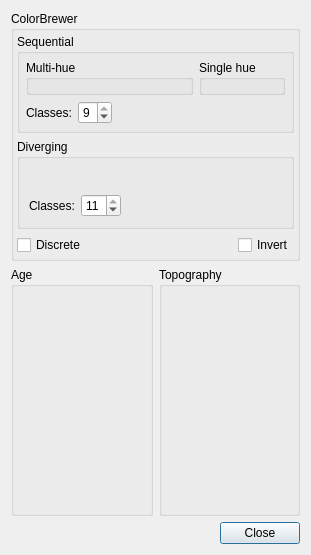
Old version of the form src/qt-widgets/ChooseBuiltinPaletteDialogUi.ui in the repository GPlates/GPlates.
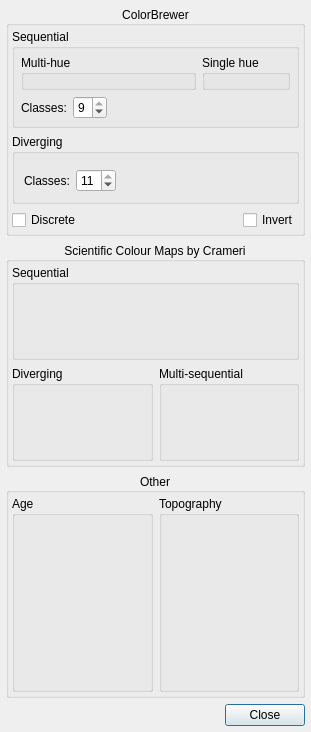
New version of the form. Icons and pictures are not drawn.

Commit message:
Added palettes called Scientific Colour Maps by Fabio Crameri.
Only had space for 16 palettes (chosen by Nicky Wright).

```diff
--- a/src/qt-widgets/ChooseBuiltinPaletteDialogUi.ui
+++ b/src/qt-widgets/ChooseBuiltinPaletteDialogUi.ui
@@ -7,7 +7,7 @@
     <x>0</x>
     <y>0</y>
     <width>311</width>
-    <height>555</height>
+    <height>732</height>
    </rect>
   </property>
   <property name="windowTitle">
@@ -21,11 +21,26 @@
    <bool>true</bool>
   </property>
   <layout class="QVBoxLayout" name="verticalLayout_2">
+   <property name="leftMargin">
+    <number>6</number>
+   </property>
+   <property name="topMargin">
+    <number>6</number>
+   </property>
+   <property name="rightMargin">
+    <number>6</number>
+   </property>
+   <property name="bottomMargin">
+    <number>6</number>
+   </property>
    <item>
     <widget class="QGroupBox" name="colorbrewer_groupbox">
      <property name="title">
       <string>ColorBrewer</string>
      </property>
+     <property name="alignment">
+      <set>Qt::AlignCenter</set>
+     </property>
      <layout class="QVBoxLayout" name="verticalLayout">
       <property name="leftMargin">
        <number>3</number>
@@ -327,6 +342,166 @@
     </widget>
    </item>
    <item>
+    <widget class="QGroupBox" name="SCM_groupbox">
+     <property name="title">
+      <string>Scientific Colour Maps by Crameri</string>
+     </property>
+     <property name="alignment">
+      <set>Qt::AlignCenter</set>
+     </property>
+     <layout class="QVBoxLayout" name="verticalLayout_5">
+      <property name="leftMargin">
+       <number>3</number>
+      </property>
+      <property name="topMargin">
+       <number>3</number>
+      </property>
+      <property name="rightMargin">
+       <number>3</number>
+      </property>
+      <property name="bottomMargin">
+       <number>3</number>
+      </property>
+      <item>
+       <widget class="QGroupBox" name="SCM_sequential_groupbox">
+        <property name="title">
+         <string>Sequential</string>
+        </property>
+        <layout class="QHBoxLayout" name="horizontalLayout_10">
+         <property name="leftMargin">
+          <number>3</number>
+         </property>
+         <property name="topMargin">
+          <number>3</number>
+         </property>
+         <property name="rightMargin">
+          <number>3</number>
+         </property>
+         <property name="bottomMargin">
+          <number>3</number>
+         </property>
+         <item>
+          <widget class="QWidget" name="SCM_batlow_placeholder" native="true"/>
+         </item>
+         <item>
+          <widget class="QWidget" name="SCM_hawaii_placeholder" native="true"/>
+         </item>
+         <item>
+          <widget class="QWidget" name="SCM_oslo_placeholder" native="true"/>
+         </item>
+         <item>
+          <widget class="QWidget" name="SCM_lapaz_placeholder" native="true"/>
+         </item>
+         <item>
+          <widget class="QWidget" name="SCM_lajolla_placeholder" native="true"/>
+         </item>
+         <item>
+          <widget class="QWidget" name="SCM_buda_placeholder" native="true"/>
+         </item>
+         <item>
+          <widget class="QWidget" name="SCM_davos_placeholder" native="true"/>
+         </item>
+         <item>
+          <widget class="QWidget" name="SCM_tokyo_placeholder" native="true"/>
+         </item>
+        </layout>
+       </widget>
+      </item>
+      <item>
+       <layout class="QHBoxLayout" name="horizontalLayout_8">
+        <item>
+         <widget class="QGroupBox" name="SCM_diverging_groupbox">
+          <property name="title">
+           <string>Diverging</string>
+          </property>
+          <layout class="QHBoxLayout" name="horizontalLayout_9">
+           <property name="leftMargin">
+            <number>3</number>
+           </property>
+           <property name="topMargin">
+            <number>3</number>
+           </property>
+           <property name="rightMargin">
+            <number>3</number>
+           </property>
+           <property name="bottomMargin">
+            <number>3</number>
+           </property>
+           <item>
+            <widget class="QWidget" name="SCM_vik_placeholder" native="true"/>
+           </item>
+           <item>
+            <widget class="QWidget" name="SCM_roma_placeholder" native="true"/>
+           </item>
+           <item>
+            <widget class="QWidget" name="SCM_broc_placeholder" native="true"/>
+           </item>
+           <item>
+            <widget class="QWidget" name="SCM_berlin_placeholder" native="true"/>
+           </item>
+           <item>
+            <widget class="QWidget" name="SCM_lisbon_placeholder" native="true"/>
+           </item>
+           <item>
+            <widget class="QWidget" name="SCM_bam_placeholder" native="true"/>
+           </item>
+          </layout>
+         </widget>
+        </item>
+        <item>
+         <widget class="QGroupBox" name="SCM_multi_sequential_groupbox">
+          <property name="title">
+           <string>Multi-sequential</string>
+          </property>
+          <layout class="QHBoxLayout" name="horizontalLayout_11">
+           <property name="leftMargin">
+            <number>3</number>
+           </property>
+           <property name="topMargin">
+            <number>3</number>
+           </property>
+           <property name="rightMargin">
+            <number>3</number>
+           </property>
+           <property name="bottomMargin">
+            <number>3</number>
+           </property>
+           <item>
+            <widget class="QWidget" name="SCM_oleron_placeholder" native="true"/>
+           </item>
+           <item>
+            <widget class="QWidget" name="SCM_bukavu_placeholder" native="true"/>
+           </item>
+          </layout>
+         </widget>
+        </item>
+       </layout>
+      </item>
+     </layout>
+    </widget>
+   </item>
+   <item>
+    <widget class="QGroupBox" name="other_groupbox">
+     <property name="title">
+      <string>Other</string>
+     </property>
+     <property name="alignment">
+      <set>Qt::AlignCenter</set>
+     </property>
+     <layout class="QVBoxLayout" name="verticalLayout_6">
+      <property name="leftMargin">
+       <number>3</number>
+      </property>
+      <property name="topMargin">
+       <number>3</number>
+      </property>
+      <property name="rightMargin">
+       <number>3</number>
+      </property>
+      <property name="bottomMargin">
+       <number>3</number>
+      </property>
+      <item>
     <layout class="QHBoxLayout" name="horizontalLayout_3">
      <item>
       <widget class="QGroupBox" name="age_groupbox">
@@ -365,6 +540,9 @@
       </widget>
      </item>
     </layout>
+      </item>
+     </layout>
+    </widget>
    </item>
    <item>
     <widget class="QDialogButtonBox" name="main_buttonbox">
```
Lines whose indentation alone changed are shown as unchanged. The commit also changes 23 other files.
